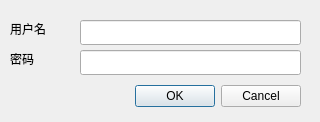
First picture: the form in src/gui-admin/setpwd.ui, repository SingingRivulet/Smoothly, before the edit.
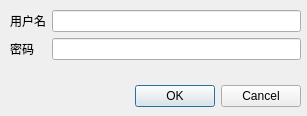
Second picture: the form after the edit.

What changed in the file:
```diff
--- a/src/gui-admin/setpwd.ui
+++ b/src/gui-admin/setpwd.ui
@@ -6,8 +6,8 @@
    <rect>
     <x>0</x>
     <y>0</y>
-    <width>320</width>
-    <height>122</height>
+    <width>307</width>
+    <height>116</height>
    </rect>
   </property>
   <property name="windowTitle">
@@ -29,51 +29,37 @@
     <set>QDialogButtonBox::Cancel|QDialogButtonBox::Ok</set>
    </property>
   </widget>
-  <widget class="QLineEdit" name="lineEdit_user">
+  <widget class="QWidget" name="formLayoutWidget">
    <property name="geometry">
     <rect>
-     <x>80</x>
-     <y>20</y>
-     <width>221</width>
-     <height>25</height>
+     <x>10</x>
+     <y>10</y>
+     <width>291</width>
+     <height>61</height>
     </rect>
    </property>
-  </widget>
-  <widget class="QLineEdit" name="lineEdit_pwd">
-   <property name="geometry">
-    <rect>
-     <x>80</x>
-     <y>50</y>
-     <width>221</width>
-     <height>25</height>
-    </rect>
-   </property>
-  </widget>
+   <layout class="QFormLayout" name="formLayout">
+    <item row="0" column="0">
   <widget class="QLabel" name="label">
-   <property name="geometry">
-    <rect>
-     <x>10</x>
-     <y>20</y>
-     <width>67</width>
-     <height>17</height>
-    </rect>
-   </property>
    <property name="text">
     <string>用户名</string>
    </property>
   </widget>
+    </item>
+    <item row="1" column="0">
   <widget class="QLabel" name="label_2">
-   <property name="geometry">
-    <rect>
-     <x>10</x>
-     <y>50</y>
-     <width>67</width>
-     <height>17</height>
-    </rect>
-   </property>
    <property name="text">
     <string>密码</string>
    </property>
+     </widget>
+    </item>
+    <item row="0" column="1">
+     <widget class="QLineEdit" name="lineEdit_user"/>
+    </item>
+    <item row="1" column="1">
+     <widget class="QLineEdit" name="lineEdit_pwd"/>
+    </item>
+   </layout>
   </widget>
  </widget>
  <resources/>
```
Lines whose indentation alone changed are shown as unchanged.
